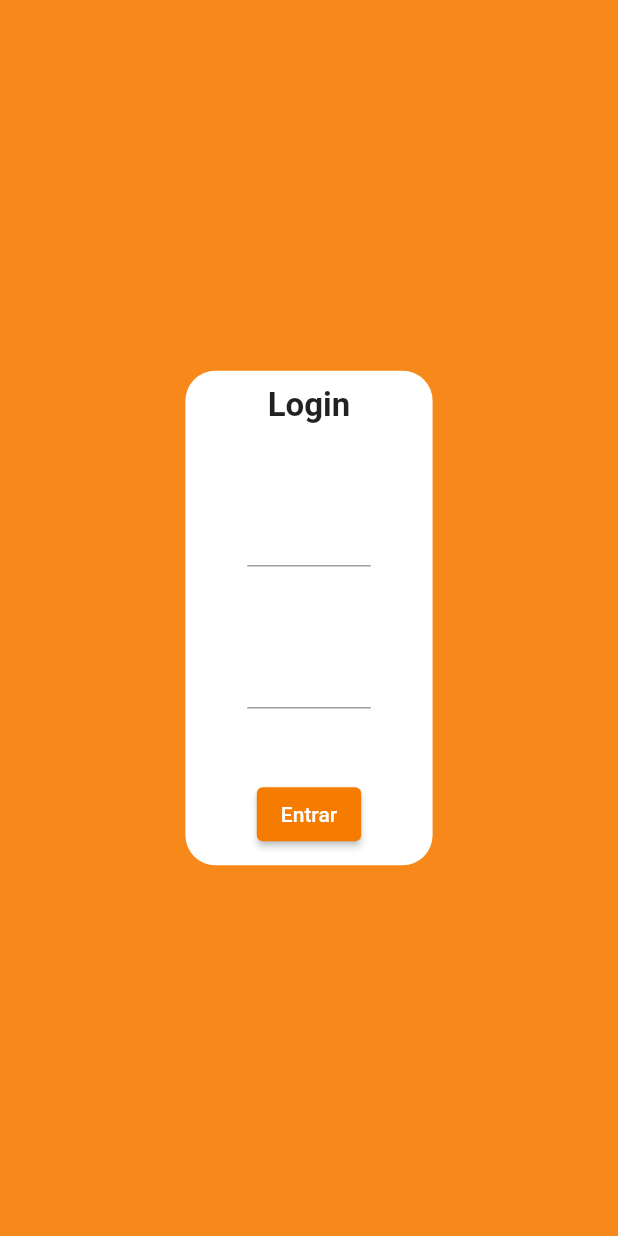
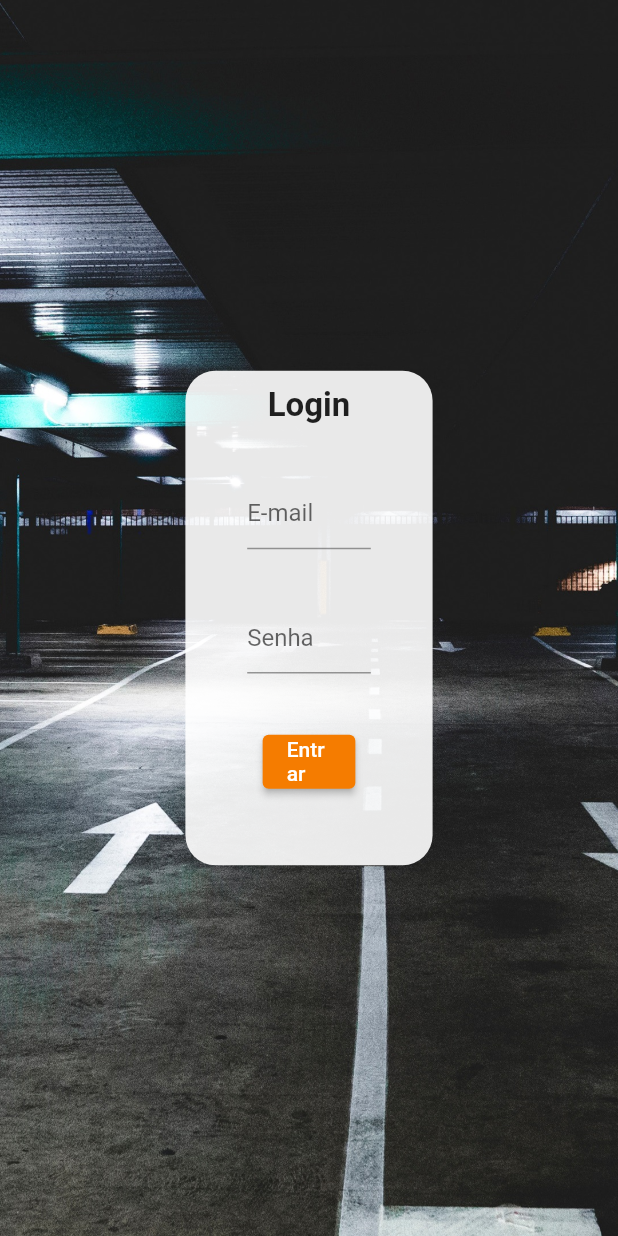
Before and after one commit to DanielPetroni/usflanelinha-frontend, a Flutter app: the screen it shows after launch, on a phone screen of 412 x 824 dp. Run offline on Flutter 3.47's test engine with Material 2 defaults, Android fonts, the phone set to English and light mode, and no system bars; our stand-ins replace barcode_widget, dio.

Commit message:
create flux login

```diff
--- /dev/null
+++ b/lib/src/model/employee_model.dart
@@ -0,0 +1,24 @@
+class Employee {
+  int? rf;
+  String? nome;
+  String? email;
+  String? telefone;
+
+  Employee({this.rf, this.nome, this.email, this.telefone});
+
+  Employee.fromJson(Map<String, dynamic> json) {
+    rf = json['rf'];
+    nome = json['nome'];
+    email = json['email'];
+    telefone = json['telefone'];
+  }
+
+  Map<String, dynamic> toJson() {
+    final Map<String, dynamic> data = new Map<String, dynamic>();
+    data['rf'] = this.rf;
+    data['nome'] = this.nome;
+    data['email'] = this.email;
+    data['telefone'] = this.telefone;
+    return data;
+  }
+}
--- /dev/null
+++ b/lib/src/modules/login/login_controller.dart
@@ -0,0 +1,21 @@
+import 'package:dio/dio.dart';
+import 'package:flutter/cupertino.dart';
+import 'package:usfranelinha_frontend/src/model/employee_model.dart';
+import 'package:usfranelinha_frontend/src/modules/login/login_state.dart';
+import 'package:usfranelinha_frontend/src/repositories/employee_repository.dart';
+
+class LoginController extends ValueNotifier<LoginState> {
+  final EmployeeRepository _employeeRepository = EmployeeRepository();
+  LoginController() : super(LoginStateStart());
+
+  Future<Employee?> auth(String email, String password) async {
+    value = LoginStateLoading();
+    try {
+      Response response = await _employeeRepository.auth(email, password);
+      return Employee.fromJson(response.data);
+    } on DioError catch (e) {
+      value = LoginStateError(e.response?.data['error']);
+    }
+    return null;
+  }
+}
--- a/lib/src/modules/login/login_screen.dart
+++ b/lib/src/modules/login/login_screen.dart
@@ -1,4 +1,8 @@
 import 'package:flutter/material.dart';
+import 'package:usfranelinha_frontend/src/model/employee_model.dart';
+import 'package:usfranelinha_frontend/src/modules/login/login_controller.dart';
+import 'package:usfranelinha_frontend/src/modules/login/login_state.dart';
+import 'package:usfranelinha_frontend/src/routes/routes_name.dart';
 import 'package:usfranelinha_frontend/src/shared/components/size_screen.dart';
 
 class LoginScreen extends StatefulWidget {
@@ -9,16 +13,28 @@ class LoginScreen extends StatefulWidget {
 }
 
 class _LoginScreenState extends State<LoginScreen> {
+  TextEditingController _textEditingControllerEmail = TextEditingController();
+  TextEditingController _textEditingControllerPassword =
+      TextEditingController();
+  LoginController _loginController = LoginController();
   @override
   Widget build(BuildContext context) {
     Size size = SizeScreen.getSize(context);
     return Scaffold(
-      backgroundColor: Colors.orange[700]?.withOpacity(0.9),
-      body: Center(
+      body: Stack(
+        children: [
+          SizedBox(
+              height: size.height,
+              width: size.width,
+              child: Image.asset(
+                'assets/images/estacionamento.jpg',
+                fit: BoxFit.cover,
+              )),
+          Center(
             child: Container(
-          decoration: const BoxDecoration(
-            color: Colors.white,
-            borderRadius: BorderRadius.all(
+              decoration: BoxDecoration(
+                color: Colors.white.withOpacity(0.9),
+                borderRadius: const BorderRadius.all(
                   Radius.circular(20),
                 ),
               ),
@@ -31,21 +47,61 @@ class _LoginScreenState extends State<LoginScreen> {
                   children: [
                     const Text(
                       'Login',
-                  style: TextStyle(fontSize: 22, fontWeight: FontWeight.bold),
+                      style:
+                          TextStyle(fontSize: 22, fontWeight: FontWeight.bold),
                     ),
-                SizedBox(width: size.width * 0.2, child: TextFormField()),
-                SizedBox(width: size.width * 0.2, child: TextFormField()),
-                ElevatedButton(
+                    SizedBox(
+                        width: size.width * 0.2,
+                        child: TextFormField(
+                          controller: _textEditingControllerEmail,
+                          decoration: InputDecoration(hintText: 'E-mail'),
+                        )),
+                    SizedBox(
+                        width: size.width * 0.2,
+                        child: TextFormField(
+                            controller: _textEditingControllerPassword,
+                            decoration: InputDecoration(hintText: 'Senha'))),
+                    SizedBox(
+                      width: size.width * 0.15,
+                      child: ElevatedButton(
                           style: ButtonStyle(
                               backgroundColor: MaterialStateProperty.all<Color>(
                                   Colors.orange[700]!)),
-                    onPressed: () {},
-                    child: Text('Entrar'))
+                          onPressed: () async {
+                            Employee? employee = await _loginController.auth(
+                                _textEditingControllerEmail.text,
+                                _textEditingControllerPassword.text);
+                            if (employee != null) {
+                              Navigator.pushReplacementNamed(
+                                  context, RoutesName.homePage);
+                            }
+                          },
+                          child: ValueListenableBuilder(
+                              valueListenable: _loginController,
+                              builder: (context, LoginState value, child) =>
+                                  value is LoginStateLoading
+                                      ? const CircularProgressIndicator()
+                                      : const Text('Entrar'))),
+                    ),
+                    ValueListenableBuilder(
+                        valueListenable: _loginController,
+                        builder: ((context, LoginState value, child) =>
+                            value is LoginStateError
+                                ? Text(
+                                    value.error,
+                                    style: const TextStyle(
+                                        color: Colors.red,
+                                        fontSize: 18,
+                                        fontWeight: FontWeight.bold),
+                                  )
+                                : Container()))
                   ],
                 ),
               ),
             ),
           ),
+        ],
+      ),
     );
   }
 }
--- /dev/null
+++ b/lib/src/modules/login/login_state.dart
@@ -0,0 +1,12 @@
+abstract class LoginState {}
+
+class LoginStateStart extends LoginState {}
+
+class LoginStateLoading extends LoginState {}
+
+class LoginStateSucefful extends LoginState {}
+
+class LoginStateError extends LoginState {
+  LoginStateError(this.error);
+  String error;
+}
--- /dev/null
+++ b/lib/src/repositories/employee_repository.dart
@@ -0,0 +1,14 @@
+import 'package:dio/dio.dart';
+import 'package:usfranelinha_frontend/src/shared/constants.dart';
+
+class EmployeeRepository {
+  final Dio _dio = Dio();
+
+  Future<Response> auth(String email, String password) async {
+    Response _response = await _dio.post(
+      "$baseUrl/login",
+      data: {"email": email, "password": password},
+    );
+    return _response;
+  }
+}
--- a/pubspec.yaml
+++ b/pubspec.yaml
@@ -52,8 +52,8 @@ flutter:
   # the material Icons class.
   uses-material-design: true
   # To add assets to your application, add an assets section, like this:
-  # assets:
-  #   - images/a_dot_burr.jpeg
+  assets:
+    - assets/images/
   #   - images/a_dot_ham.jpeg
   # An image asset can refer to one or more resolution-specific "variants", see
   # https://flutter.dev/assets-and-images/#resolution-aware
```
Also changed, not shown: lib/src/modules/home/components/user_component.dart (+6 -1 lines), assets/images/estacionamento.jpg (added). Lines whose indentation alone changed are shown as unchanged.
